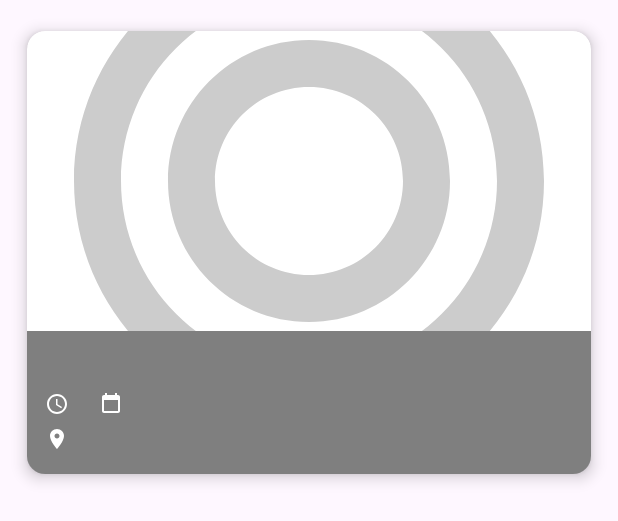
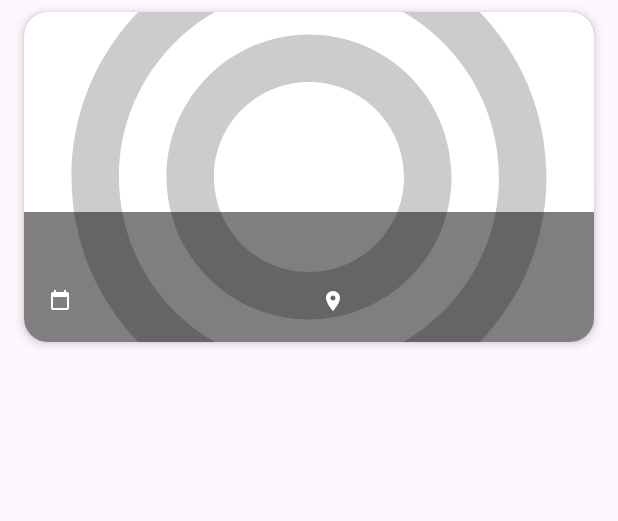
Before and after one commit to salhi-mohamed/Spotlight, an Android app: the layout item_spectacle.xml on its own in the app's theme, with its tools: preview values and no code run, on a phone screen of 412 x 824 dp. Shown: the top 521 px of the screen. Run offline under Robolectric (Android 15) with nearby library versions, the phone set to English and light mode, and no system bars.

Commit message:
liste spectacles

```diff
--- a/app/src/main/AndroidManifest.xml
+++ b/app/src/main/AndroidManifest.xml
@@ -6,6 +6,7 @@
     <uses-permission android:name="android.permission.ACCESS_NETWORK_STATE"/>
     <application
         android:allowBackup="true"
+        android:theme="@style/Theme.Spotlight"
         android:usesCleartextTraffic="true"
         android:dataExtractionRules="@xml/data_extraction_rules"
         android:fullBackupContent="@xml/backup_rules"
@@ -13,7 +14,6 @@
         android:label="@string/app_name"
         android:roundIcon="@mipmap/ic_launcher_round"
         android:supportsRtl="true"
-        android:theme="@style/Theme.Spotlight"
         tools:targetApi="31">
         <activity
             android:name=".MainActivity"
--- a/app/src/main/java/com/example/spotlight/model/SpectacleDTO.java
+++ b/app/src/main/java/com/example/spotlight/model/SpectacleDTO.java
@@ -12,7 +12,12 @@ public class SpectacleDTO {
     private Integer nbSpectateurs;
     private String nomLieu;
     private String imageUrl; // Ajoutez ce champ
+    private BigDecimal price;
 
+    // Ajoutez le getter
+    public BigDecimal getPrice() {
+        return price;
+    }
     // ... autres champs et méthodes
 
     public String getImageUrl() {
--- /dev/null
+++ b/app/src/main/res/drawable/category_badge.xml
@@ -0,0 +1,5 @@
+<?xml version="1.0" encoding="utf-8"?>
+<shape xmlns:android="http://schemas.android.com/apk/res/android">
+    <solid android:color="#E94560"/>
+    <corners android:radius="12dp"/>
+</shape>
--- /dev/null
+++ b/app/src/main/res/drawable/price_badge.xml
@@ -0,0 +1,6 @@
+<?xml version="1.0" encoding="utf-8"?>
+<shape xmlns:android="http://schemas.android.com/apk/res/android">
+    <solid android:color="#20FFFFFF"/>
+    <corners android:radius="8dp"/>
+    <stroke android:width="1dp" android:color="#30FFFFFF"/>
+</shape>
--- /dev/null
+++ b/app/src/main/res/font/fonts.xml
@@ -0,0 +1,3 @@
+<font-family xmlns:android="http://schemas.android.com/apk/res/android">
+    <font android:font="@font/montserrat_bold" />
+</font-family>
--- a/app/src/main/res/layout/item_spectacle.xml
+++ b/app/src/main/res/layout/item_spectacle.xml
@@ -2,13 +2,12 @@
 <androidx.cardview.widget.CardView
     xmlns:android="http://schemas.android.com/apk/res/android"
     xmlns:app="http://schemas.android.com/apk/res-auto"
-    xmlns:tools="http://schemas.android.com/tools"
     android:layout_width="match_parent"
     android:layout_height="wrap_content"
-    android:layout_margin="8dp"
-    app:cardCornerRadius="12dp"
-    app:cardElevation="6dp"
-    app:cardUseCompatPadding="true">
+    android:layout_marginHorizontal="16dp"
+    android:layout_marginVertical="8dp"
+    app:cardCornerRadius="16dp"
+    app:cardElevation="4dp">
 
     <RelativeLayout
         android:layout_width="match_parent"
@@ -18,19 +17,18 @@
         <ImageView
             android:id="@+id/iv_spectacle"
             android:layout_width="match_parent"
-            android:layout_height="200dp"
+            android:layout_height="220dp"
             android:scaleType="centerCrop"
-            android:src="@drawable/placeholder_concert"
-            tools:ignore="ContentDescription" />
+            android:src="@drawable/placeholder_concert"/>
 
-        <!-- Barre d'information -->
+        <!-- Barre d'information transparente -->
         <LinearLayout
             android:layout_width="match_parent"
             android:layout_height="wrap_content"
-            android:layout_below="@id/iv_spectacle"
+            android:layout_alignBottom="@id/iv_spectacle"
             android:background="#80000000"
             android:orientation="vertical"
-            android:padding="12dp">
+            android:padding="16dp">
 
             <!-- Titre -->
             <TextView
@@ -38,29 +36,30 @@
                 android:layout_width="match_parent"
                 android:layout_height="wrap_content"
                 android:textColor="@color/white"
-                android:textSize="18sp"
+                android:textSize="20sp"
                 android:textStyle="bold"
                 android:maxLines="1"
                 android:ellipsize="end"/>
 
-            <!-- Date et Heure -->
+            <!-- Date et Lieu - Version compacte -->
             <LinearLayout
                 android:layout_width="match_parent"
                 android:layout_height="wrap_content"
-                android:layout_marginTop="4dp"
+                android:layout_marginTop="8dp"
                 android:orientation="horizontal">
 
                 <ImageView
                     android:layout_width="16dp"
                     android:layout_height="16dp"
                     android:layout_marginEnd="4dp"
-                    android:src="@drawable/ic_time"
+                    android:src="@drawable/ic_date"
                     android:tint="@color/white"/>
 
                 <TextView
-                    android:id="@+id/tv_heure"
-                    android:layout_width="wrap_content"
+                    android:id="@+id/tv_date"
+                    android:layout_width="0dp"
                     android:layout_height="wrap_content"
+                    android:layout_weight="1"
                     android:textColor="@color/white"
                     android:textSize="14sp"/>
 
@@ -69,35 +68,14 @@
                     android:layout_height="16dp"
                     android:layout_marginStart="16dp"
                     android:layout_marginEnd="4dp"
-                    android:src="@drawable/ic_date"
-                    android:tint="@color/white"/>
-
-                <TextView
-                    android:id="@+id/tv_date"
-                    android:layout_width="wrap_content"
-                    android:layout_height="wrap_content"
-                    android:textColor="@color/white"
-                    android:textSize="14sp"/>
-            </LinearLayout>
-
-            <!-- Lieu -->
-            <LinearLayout
-                android:layout_width="match_parent"
-                android:layout_height="wrap_content"
-                android:layout_marginTop="4dp"
-                android:orientation="horizontal">
-
-                <ImageView
-                    android:layout_width="16dp"
-                    android:layout_height="16dp"
-                    android:layout_marginEnd="4dp"
                     android:src="@drawable/ic_location"
                     android:tint="@color/white"/>
 
                 <TextView
                     android:id="@+id/tv_lieu"
-                    android:layout_width="wrap_content"
+                    android:layout_width="0dp"
                     android:layout_height="wrap_content"
+                    android:layout_weight="1"
                     android:textColor="@color/white"
                     android:textSize="14sp"/>
             </LinearLayout>
--- a/gradle/libs.versions.toml
+++ b/gradle/libs.versions.toml
@@ -7,6 +7,7 @@ appcompat = "1.7.0"
 material = "1.12.0"
 activity = "1.10.1"
 constraintlayout = "2.2.1"
+cardview = "1.0.0"
 
 [libraries]
 junit = { group = "junit", name = "junit", version.ref = "junit" }
@@ -16,6 +17,7 @@ appcompat = { group = "androidx.appcompat", name = "appcompat", version.ref = "a
 material = { group = "com.google.android.material", name = "material", version.ref = "material" }
 activity = { group = "androidx.activity", name = "activity", version.ref = "activity" }
 constraintlayout = { group = "androidx.constraintlayout", name = "constraintlayout", version.ref = "constraintlayout" }
+cardview = { group = "androidx.cardview", name = "cardview", version.ref = "cardview" }
 
 [plugins]
 android-application = { id = "com.android.application", version.ref = "agp" }
```
Also changed, not shown: app/build.gradle (+7 -0 lines), app/src/main/java/com/example/spotlight/MainActivity.java (+32 -0 lines), app/src/main/java/com/example/spotlight/adapter/SpectacleAdapter.java (+20 -18 lines), app/src/main/res/drawable/bottom_overlay_gradient.xml (added, +8 -0 lines), app/src/main/res/drawable/gradient_background.xml (added, +9 -0 lines), app/src/main/res/drawable/ic_search.xml (added, +9 -0 lines), app/src/main/res/layout/activity_main.xml (+20 -6 lines), app/src/main/res/menu/main_menu.xml (added, +14 -0 lines), app/src/main/res/values/colors.xml (+7 -1 lines), app/src/main/res/drawable/ac.png (added), 3 other files.
